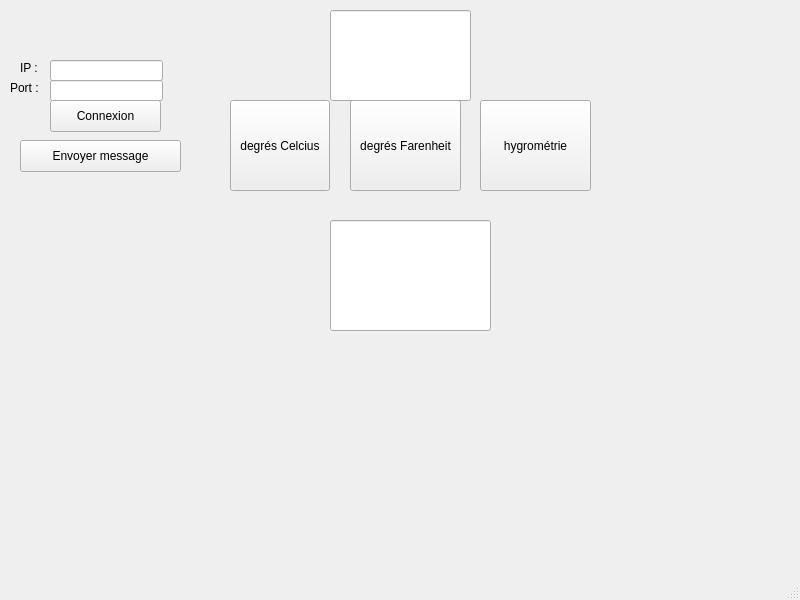
First picture: the form in clientqt.ui, repository ttiennot/Client-Serveur, before the edit.
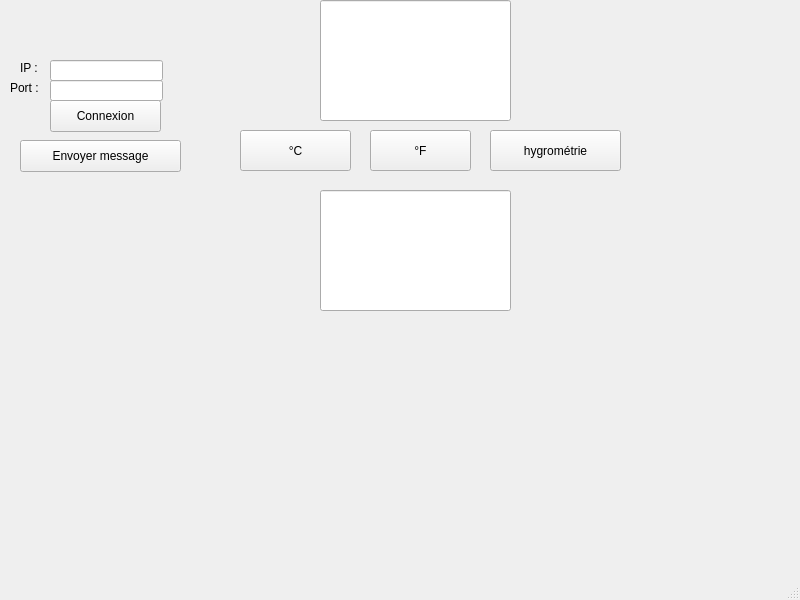
Second picture: the form after the edit.

Commit message: modif de l'interface et et remplissage méthodes

The edit to the form file:
```diff
--- a/clientqt.ui
+++ b/clientqt.ui
@@ -102,36 +102,36 @@
    <widget class="QPushButton" name="celciusButton">
     <property name="geometry">
      <rect>
-      <x>230</x>
-      <y>100</y>
-      <width>100</width>
-      <height>91</height>
+      <x>240</x>
+      <y>130</y>
+      <width>111</width>
+      <height>41</height>
      </rect>
     </property>
     <property name="text">
-     <string>degrés Celcius</string>
+     <string>°C</string>
     </property>
    </widget>
    <widget class="QPushButton" name="farenheitButton">
     <property name="geometry">
      <rect>
-      <x>350</x>
-      <y>100</y>
-      <width>111</width>
-      <height>91</height>
+      <x>370</x>
+      <y>130</y>
+      <width>101</width>
+      <height>41</height>
      </rect>
     </property>
     <property name="text">
-     <string>degrés Farenheit</string>
+     <string>°F</string>
     </property>
    </widget>
    <widget class="QPushButton" name="hygrometrieButton">
     <property name="geometry">
      <rect>
-      <x>480</x>
-      <y>100</y>
-      <width>111</width>
-      <height>91</height>
+      <x>490</x>
+      <y>130</y>
+      <width>131</width>
+      <height>41</height>
      </rect>
     </property>
     <property name="text">
@@ -141,20 +141,20 @@
    <widget class="QLineEdit" name="lineEditASK">
     <property name="geometry">
      <rect>
-      <x>330</x>
-      <y>10</y>
-      <width>141</width>
-      <height>91</height>
+      <x>320</x>
+      <y>0</y>
+      <width>191</width>
+      <height>121</height>
      </rect>
     </property>
    </widget>
    <widget class="QLineEdit" name="lineEditANSWER">
     <property name="geometry">
      <rect>
-      <x>330</x>
-      <y>220</y>
-      <width>161</width>
-      <height>111</height>
+      <x>320</x>
+      <y>190</y>
+      <width>191</width>
+      <height>121</height>
      </rect>
     </property>
    </widget>
```
The commit also changes 1 other file.
